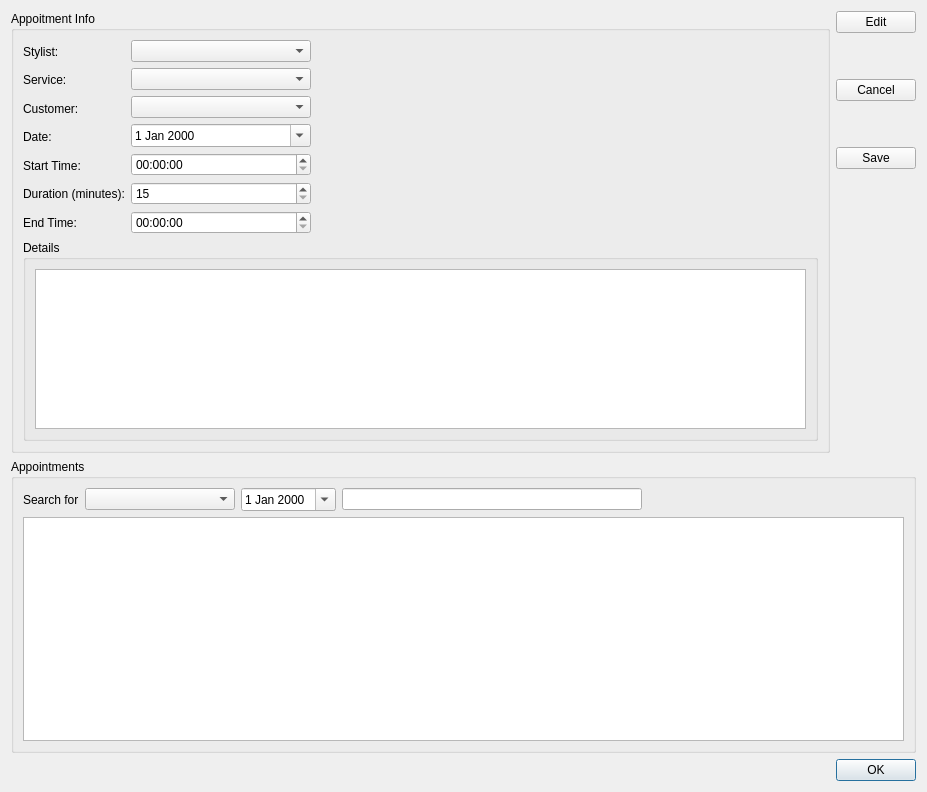
First picture: the form in editappointmentdialog.ui, repository pliniofpa/Profiles_Project, before the edit.
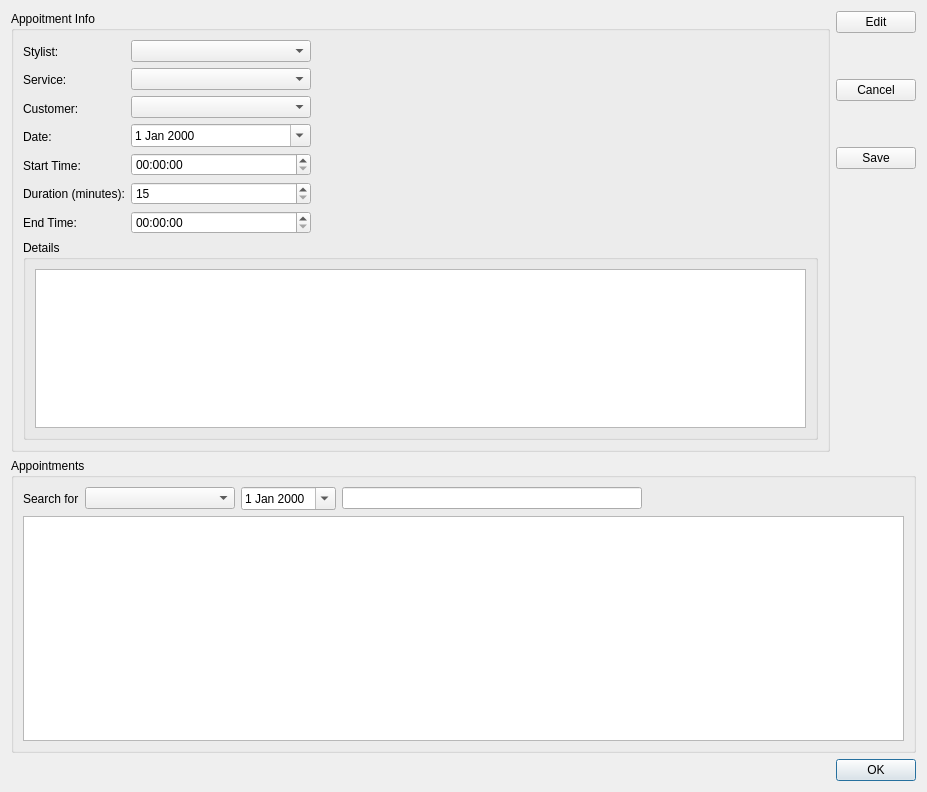
Second picture: the form after the edit. Icons and pictures are not drawn.

Commit message:
Window Adjustments, and DB adjusting
made it so that the program adjusts the size of the windows based on the
host device, further working to adjust the DB, to open an existing DB,
from the root folder of execution, instead of a specific folder.

```diff
--- a/editappointmentdialog.ui
+++ b/editappointmentdialog.ui
@@ -261,11 +261,8 @@
         <layout class="QGridLayout" name="gridLayout_2">
          <item row="0" column="0">
           <widget class="QPlainTextEdit" name="details_plainTextEdit">
-           <property name="maximumSize">
-            <size>
-             <width>16777215</width>
-             <height>160</height>
-            </size>
+           <property name="sizeAdjustPolicy">
+            <enum>QAbstractScrollArea::AdjustToContentsOnFirstShow</enum>
            </property>
           </widget>
          </item>
@@ -340,6 +337,9 @@
           <height>200</height>
          </size>
         </property>
+        <property name="sizeAdjustPolicy">
+         <enum>QAbstractScrollArea::AdjustToContentsOnFirstShow</enum>
+        </property>
        </widget>
       </item>
      </layout>
```
The commit also changes 7 other files.
